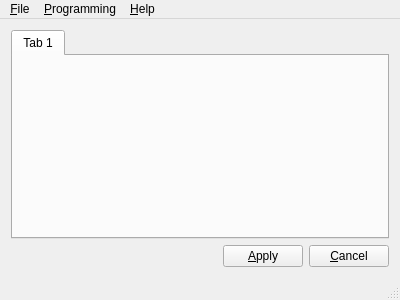
Siprj/modular-MCU-flasher, file app/mainwindow.ui: the form before one commit.
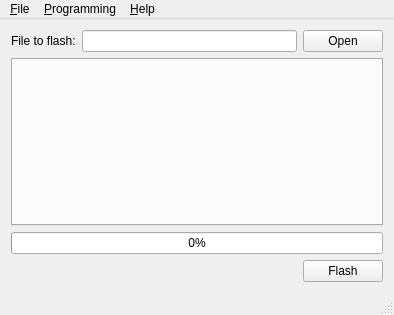
The form after the commit. Icons and pictures are not drawn.

Patch:
```diff
--- a/app/mainwindow.ui
+++ b/app/mainwindow.ui
@@ -6,8 +6,8 @@
    <rect>
     <x>0</x>
     <y>0</y>
-    <width>400</width>
-    <height>300</height>
+    <width>394</width>
+    <height>315</height>
    </rect>
   </property>
   <property name="windowTitle">
@@ -15,19 +15,49 @@
   </property>
   <widget class="QWidget" name="centralWidget">
    <layout class="QGridLayout" name="gridLayout">
+    <item row="0" column="0">
+     <layout class="QHBoxLayout" name="horizontalLayout_2">
+      <item>
+       <widget class="QLabel" name="label">
+        <property name="text">
+         <string>File to flash:</string>
+        </property>
+       </widget>
+      </item>
+      <item>
+       <widget class="QLineEdit" name="openFileLineEdit">
+        <property name="readOnly">
+         <bool>true</bool>
+        </property>
+       </widget>
+      </item>
+      <item>
+       <widget class="QPushButton" name="openFilePushButton">
+        <property name="text">
+         <string>Open</string>
+        </property>
+        <property name="icon">
+         <iconset resource="resource.qrc">
+          <normaloff>:/menu/img/fileopen.png</normaloff>:/menu/img/fileopen.png</iconset>
+        </property>
+       </widget>
+      </item>
+     </layout>
+    </item>
+    <item row="1" column="0">
+     <widget class="QTabWidget" name="flashingTabWidget"/>
+    </item>
     <item row="3" column="0">
-     <widget class="QTabWidget" name="flashingTabWidget">
-      <property name="currentIndex">
+     <widget class="QProgressBar" name="progressBar">
+      <property name="enabled">
+       <bool>true</bool>
+      </property>
+      <property name="value">
        <number>0</number>
       </property>
-      <widget class="QWidget" name="tab_1">
-       <attribute name="title">
-        <string>Tab 1</string>
-       </attribute>
-      </widget>
      </widget>
     </item>
-    <item row="5" column="0">
+    <item row="4" column="0">
      <layout class="QHBoxLayout" name="horizontalLayout">
       <item>
        <spacer name="horizontalSpacer">
@@ -45,14 +75,7 @@
       <item>
        <widget class="QPushButton" name="applyButton">
         <property name="text">
-         <string>&amp;Apply</string>
-        </property>
-       </widget>
-      </item>
-      <item>
-       <widget class="QPushButton" name="cancelButton_2">
-        <property name="text">
-         <string>&amp;Cancel</string>
+         <string>Flash</string>
         </property>
        </widget>
       </item>
@@ -65,8 +88,8 @@
     <rect>
      <x>0</x>
      <y>0</y>
-     <width>400</width>
-     <height>20</height>
+     <width>394</width>
+     <height>21</height>
     </rect>
    </property>
    <widget class="QMenu" name="menuFile">
```
Left out of the diff: 2 changed lines with no effect on the pictures.
